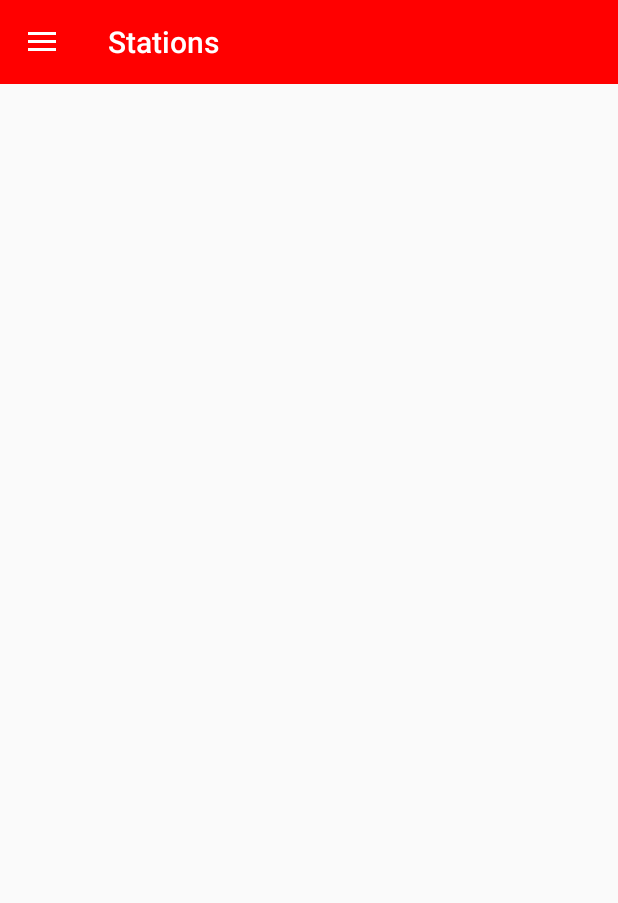
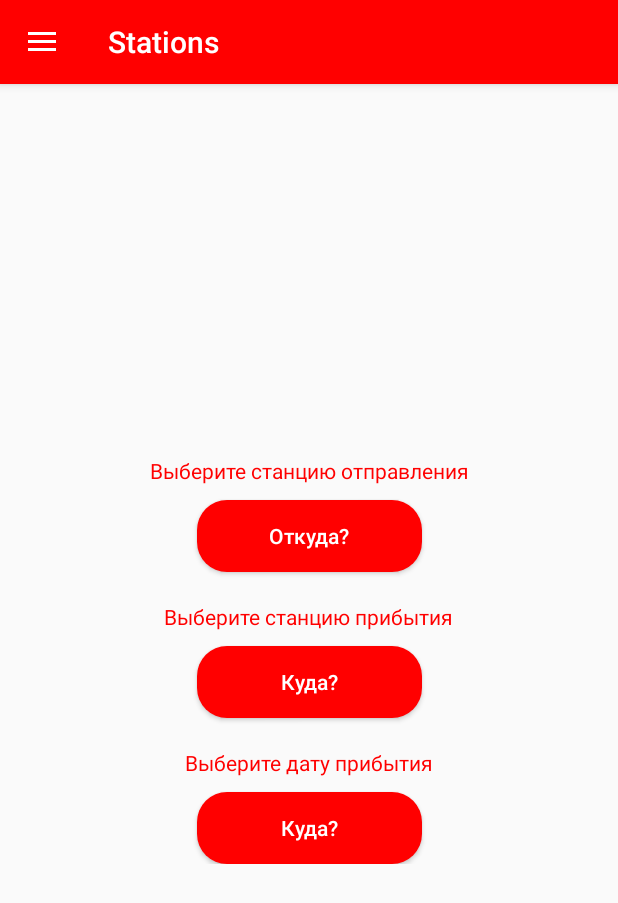
Before and after one commit to mig15/Stations, an Android app: the screen it shows after launch (MainActivity), on a phone screen of 412 x 824 dp. Shown: the top 903 px of the screen. Run offline under Robolectric (Android 15) with nearby library versions, the phone set to English and light mode, and no system bars; our stand-ins replace ButterKnife.

Commit message:
Фрагмент с разметкой выбора станций и даты

```diff
--- /dev/null
+++ b/app/src/main/java/com/android/developer/www/stations/Choice.java
@@ -0,0 +1,43 @@
+package com.android.developer.www.stations;
+
+import android.os.Bundle;
+import android.support.annotation.Nullable;
+import android.support.v4.app.Fragment;
+import android.view.LayoutInflater;
+import android.view.View;
+import android.view.ViewGroup;
+import android.widget.TextView;
+
+import butterknife.BindView;
+import butterknife.ButterKnife;
+import butterknife.OnClick;
+
+public class Choice extends Fragment {
+
+    @BindView(R.id.tv_from_choice_layout) TextView tv_from;
+    @BindView(R.id.tv_where_choice_layout) TextView tv_where;
+    @BindView(R.id.tv_when_choice_layout) TextView tv_when;
+
+    @OnClick(R.id.btn_from_choice_layout)
+    public void onFrom() {
+
+    }
+
+    @OnClick(R.id.btn_where_choice_layout)
+    public void onWhere() {
+
+    }
+
+    @OnClick(R.id.btn_when_choice_layout)
+    public void onWhen() {
+
+    }
+
+    @Nullable
+    @Override
+    public View onCreateView(LayoutInflater inflater, @Nullable ViewGroup container, @Nullable Bundle savedInstanceState) {
+        View v = inflater.inflate(R.layout.choice_layout, container, false);
+        ButterKnife.bind(this, v);
+        return v;
+    }
+}
--- a/app/src/main/java/com/android/developer/www/stations/MainActivity.java
+++ b/app/src/main/java/com/android/developer/www/stations/MainActivity.java
@@ -2,6 +2,7 @@ package com.android.developer.www.stations;
 
 import android.os.Bundle;
 import android.support.design.widget.NavigationView;
+import android.support.v4.app.FragmentManager;
 import android.support.v4.view.GravityCompat;
 import android.support.v4.widget.DrawerLayout;
 import android.support.v7.app.ActionBarDrawerToggle;
@@ -27,6 +28,9 @@ public class MainActivity extends AppCompatActivity implements
         ButterKnife.bind(this);
 
         setSupportActionBar(toolbar);
+
+        FragmentManager manager = getSupportFragmentManager();
+        manager.beginTransaction().add(R.id.fragment_container, new Choice()).commit();
 
         ActionBarDrawerToggle toggle = new ActionBarDrawerToggle(this, drawer, toolbar,
                 R.string.navigation_drawer_open, R.string.navigation_drawer_close);
--- /dev/null
+++ b/app/src/main/res/drawable/bg_button.xml
@@ -0,0 +1,8 @@
+<?xml version="1.0" encoding="utf-8"?>
+<shape
+    xmlns:android="http://schemas.android.com/apk/res/android"
+    android:shape="rectangle">
+
+    <solid android:color="@color/colorRed" />
+    <corners android:radius="20dp" />
+</shape>
--- a/app/src/main/res/layout/activity_main.xml
+++ b/app/src/main/res/layout/activity_main.xml
@@ -10,7 +10,7 @@
     tools:openDrawer="start">
 
     <include
-        layout="@layout/content_main"
+        layout="@layout/app_bar_main"
         android:layout_width="match_parent"
         android:layout_height="match_parent" />
 
--- /dev/null
+++ b/app/src/main/res/layout/app_bar_main.xml
@@ -0,0 +1,22 @@
+<?xml version="1.0" encoding="utf-8"?>
+<android.support.design.widget.CoordinatorLayout
+    xmlns:android="http://schemas.android.com/apk/res/android"
+    xmlns:app="http://schemas.android.com/apk/res-auto"
+    xmlns:tools="http://schemas.android.com/tools"
+    android:layout_width="match_parent"
+    android:layout_height="match_parent">
+
+    <android.support.design.widget.AppBarLayout
+        android:layout_width="match_parent"
+        android:layout_height="wrap_content"
+        android:theme="@style/AppTheme.AppBarOverlay">
+
+        <android.support.v7.widget.Toolbar
+            android:id="@+id/toolbar_main"
+            android:layout_width="match_parent"
+            android:layout_height="?attr/actionBarSize"
+            app:popupTheme="@style/AppTheme.PopupOverlay" />
+    </android.support.design.widget.AppBarLayout>
+
+    <include layout="@layout/content_main" />
+</android.support.design.widget.CoordinatorLayout>
--- /dev/null
+++ b/app/src/main/res/layout/choice_layout.xml
@@ -0,0 +1,85 @@
+<?xml version="1.0" encoding="utf-8"?>
+<LinearLayout
+    xmlns:android="http://schemas.android.com/apk/res/android"
+    android:layout_width="match_parent"
+    android:layout_height="match_parent"
+    android:orientation="vertical"
+    android:gravity="center">
+
+    <android.support.constraint.ConstraintLayout
+        xmlns:app="http://schemas.android.com/apk/res-auto"
+        android:layout_width="match_parent"
+        android:layout_height="wrap_content">
+
+        <TextView
+            android:id="@+id/tv_from_choice_layout"
+            android:layout_width="wrap_content"
+            android:layout_height="wrap_content"
+            app:layout_constraintTop_toTopOf="parent"
+            app:layout_constraintStart_toStartOf="parent"
+            app:layout_constraintEnd_toEndOf="parent"
+            android:text="@string/hint_from"
+            android:textColor="@color/colorRed" />
+
+        <Button
+            android:id="@+id/btn_from_choice_layout"
+            android:layout_width="150dp"
+            android:layout_height="wrap_content"
+            app:layout_constraintTop_toBottomOf="@+id/tv_from_choice_layout"
+            app:layout_constraintStart_toStartOf="@id/tv_from_choice_layout"
+            app:layout_constraintEnd_toEndOf="@id/tv_from_choice_layout"
+            android:text="Откуда?"
+            android:textAllCaps="false"
+            android:textColor="@color/colorWhite"
+            android:background="@drawable/bg_button"
+            android:layout_marginTop="10dp" />
+
+        <TextView
+            android:id="@+id/tv_where_choice_layout"
+            android:layout_width="wrap_content"
+            android:layout_height="wrap_content"
+            app:layout_constraintTop_toBottomOf="@id/btn_from_choice_layout"
+            app:layout_constraintStart_toStartOf="parent"
+            app:layout_constraintEnd_toEndOf="parent"
+            android:text="@string/hint_where"
+            android:textColor="@color/colorRed"
+            android:layout_marginTop="20dp" />
+
+        <Button
+            android:id="@+id/btn_where_choice_layout"
+            android:layout_width="150dp"
+            android:layout_height="wrap_content"
+            app:layout_constraintTop_toBottomOf="@+id/tv_where_choice_layout"
+            app:layout_constraintStart_toStartOf="@id/tv_where_choice_layout"
+            app:layout_constraintEnd_toEndOf="@id/tv_where_choice_layout"
+            android:text="Куда?"
+            android:textAllCaps="false"
+            android:textColor="@color/colorWhite"
+            android:background="@drawable/bg_button"
+            android:layout_marginTop="10dp" />
+
+        <TextView
+            android:id="@+id/tv_when_choice_layout"
+            android:layout_width="wrap_content"
+            android:layout_height="wrap_content"
+            app:layout_constraintTop_toBottomOf="@id/btn_where_choice_layout"
+            app:layout_constraintStart_toStartOf="parent"
+            app:layout_constraintEnd_toEndOf="parent"
+            android:text="@string/hint_when"
+            android:textColor="@color/colorRed"
+            android:layout_marginTop="20dp" />
+
+        <Button
+            android:id="@+id/btn_when_choice_layout"
+            android:layout_width="150dp"
+            android:layout_height="wrap_content"
+            app:layout_constraintTop_toBottomOf="@+id/tv_when_choice_layout"
+            app:layout_constraintStart_toStartOf="@id/tv_when_choice_layout"
+            app:layout_constraintEnd_toEndOf="@id/tv_when_choice_layout"
+            android:text="Куда?"
+            android:textAllCaps="false"
+            android:textColor="@color/colorWhite"
+            android:background="@drawable/bg_button"
+            android:layout_marginTop="10dp" />
+    </android.support.constraint.ConstraintLayout>
+</LinearLayout>
--- a/app/src/main/res/layout/content_main.xml
+++ b/app/src/main/res/layout/content_main.xml
@@ -1,22 +1,11 @@
 <?xml version="1.0" encoding="utf-8"?>
-<LinearLayout
+<android.support.constraint.ConstraintLayout
     xmlns:android="http://schemas.android.com/apk/res/android"
     xmlns:app="http://schemas.android.com/apk/res-auto"
+    xmlns:tools="http://schemas.android.com/tools"
+    android:id="@+id/fragment_container"
+    android:layout_height="match_parent"
     android:layout_width="match_parent"
-    android:layout_height="match_parent"
-    android:orientation="vertical">
-
-    <android.support.v7.widget.Toolbar
-        android:id="@+id/toolbar_main"
-        android:layout_width="match_parent"
-        android:layout_height="?attr/actionBarSize"
-        android:background="?attr/colorPrimary"
-        app:popupTheme="@style/AppTheme.PopupOverlay"
-        app:theme="@style/ToolBarStyle" />
-
-    <android.support.constraint.ConstraintLayout
-        android:id="@+id/fragment_container"
-        android:layout_width="match_parent"
-        android:layout_height="match_parent">
-    </android.support.constraint.ConstraintLayout>
-</LinearLayout>
+    app:layout_behavior="@string/appbar_scrolling_view_behavior"
+    tools:showIn="@layout/app_bar_main">
+</android.support.constraint.ConstraintLayout>
--- a/app/src/main/res/values/strings.xml
+++ b/app/src/main/res/values/strings.xml
@@ -3,4 +3,8 @@
 
     <string name="navigation_drawer_open">Open navigation drawer</string>
     <string name="navigation_drawer_close">Close navigation drawer</string>
+
+    <string name="hint_from">Выберите станцию отправления</string>
+    <string name="hint_where">Выберите станцию прибытия</string>
+    <string name="hint_when">Выберите дату прибытия</string>
 </resources>
--- a/app/src/main/res/values/styles.xml
+++ b/app/src/main/res/values/styles.xml
@@ -10,6 +10,7 @@
         <item name="android:statusBarColor">@android:color/transparent</item>
     </style>
 
+    <style name="AppTheme.AppBarOverlay" parent="ThemeOverlay.AppCompat.Dark.ActionBar" />
     <style name="AppTheme.PopupOverlay" parent="ThemeOverlay.AppCompat.Light" />
 
     <style name="ToolBarStyle">
```
